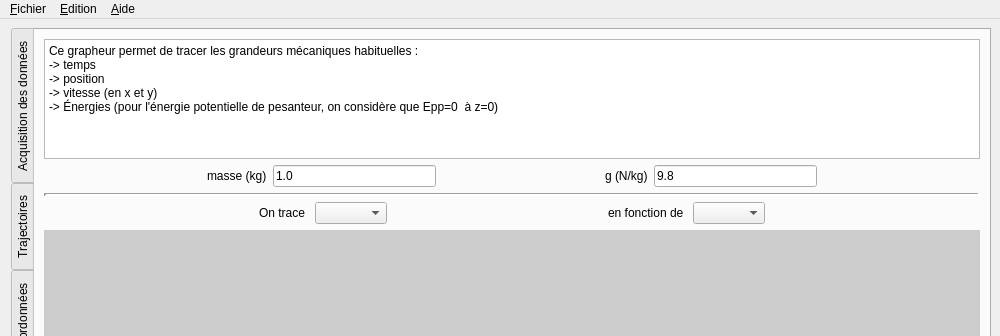
Before: the Qt Designer form src/pymecavideo_mini_layout.ui in rene-d/pymecavideo, drawn with Qt 5; both pictures show x 0 to 1000 and y 0 to 336 of the 1000 by 760 pixel window.
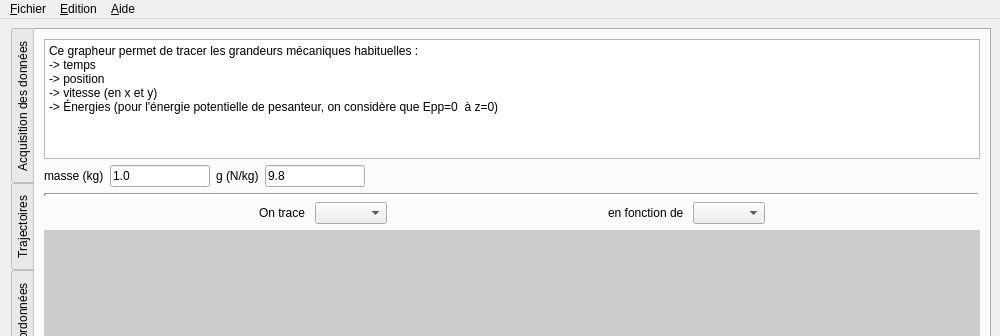
After: the same form once the commit is applied. The open tabs and pages were chosen to show the change. Icons and pictures are not drawn. Custom widgets are drawn as their Qt base class.

Commit message: Ajout de la gesetion des chiffres significatifs

```diff
--- a/src/pymecavideo_mini_layout.ui
+++ b/src/pymecavideo_mini_layout.ui
@@ -1192,8 +1192,8 @@
        <attribute name="title">
         <string>Grapheur</string>
        </attribute>
-       <layout class="QHBoxLayout" name="horizontalLayout_12">
-        <item>
+       <layout class="QGridLayout" name="gridLayout_4">
+        <item row="0" column="0">
          <layout class="QVBoxLayout" name="verticalLayout_3">
           <item>
            <widget class="QTextEdit" name="textEdit_consignes_python">
@@ -1237,19 +1237,6 @@
           </item>
           <item>
            <layout class="QHBoxLayout" name="horizontalLayout_11">
-            <item>
-             <spacer name="horizontalSpacer_11">
-              <property name="orientation">
-               <enum>Qt::Horizontal</enum>
-              </property>
-              <property name="sizeHint" stdset="0">
-               <size>
-                <width>40</width>
-                <height>20</height>
-               </size>
-              </property>
-             </spacer>
-            </item>
             <item>
              <widget class="QLabel" name="label_11">
               <property name="text">
@@ -1259,24 +1246,17 @@
             </item>
             <item>
              <widget class="QLineEdit" name="lineEdit_m">
+              <property name="maximumSize">
+               <size>
+                <width>100</width>
+                <height>16777215</height>
+               </size>
+              </property>
               <property name="text">
                <string>1.0</string>
               </property>
              </widget>
             </item>
-            <item>
-             <spacer name="horizontalSpacer_12">
-              <property name="orientation">
-               <enum>Qt::Horizontal</enum>
-              </property>
-              <property name="sizeHint" stdset="0">
-               <size>
-                <width>40</width>
-                <height>20</height>
-               </size>
-              </property>
-             </spacer>
-            </item>
             <item>
              <widget class="QLabel" name="label_20">
               <property name="text">
@@ -1286,6 +1266,12 @@
             </item>
             <item>
              <widget class="QLineEdit" name="lineEdit_g">
+              <property name="maximumSize">
+               <size>
+                <width>100</width>
+                <height>16777215</height>
+               </size>
+              </property>
               <property name="text">
                <string>9.8</string>
               </property>
```
Left out of the diff: 11 changed lines with no effect on the pictures. The commit also changes 1 other file.
